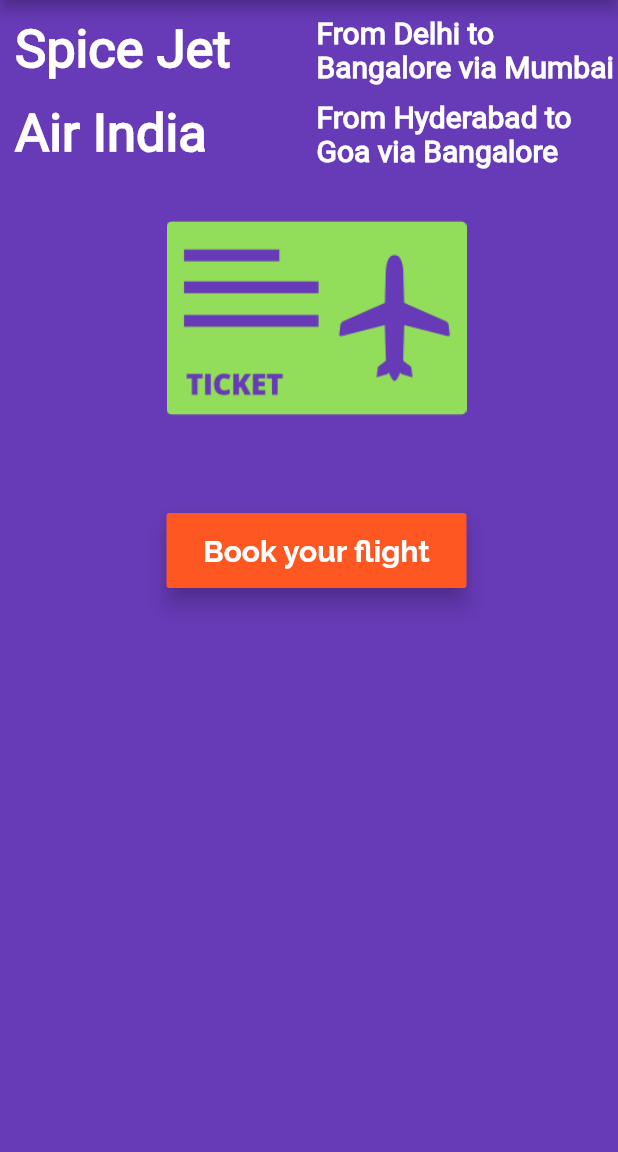
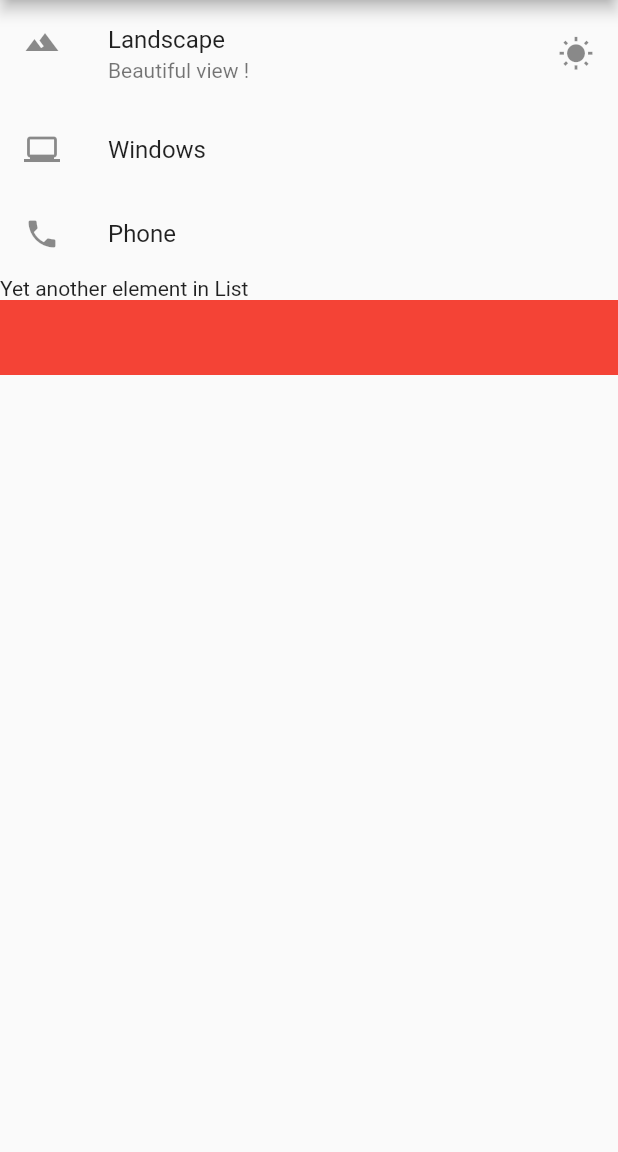
Before and after one commit to VijayGanganapalli/shriyank, a Flutter app: the screen it shows after launch, on a phone screen of 412 x 824 dp, the part 84-1236 px from its top. Run offline on Flutter 3.47's test engine with Material 2 defaults, Android fonts, the phone set to English and light mode, and no system bars; Roboto replaces fonts that are missing (Ralewway).

Commit message:
added listview

```diff
--- a/flutter_tutorial/lib/app_screens/home_screen.dart
+++ b/flutter_tutorial/lib/app_screens/home_screen.dart
@@ -1,5 +1,5 @@
 import 'package:flutter/material.dart';
-import './flight_book_screen.dart';
+import './list_view_screen.dart';
 
 class HomeScreen extends StatelessWidget {
   @override
@@ -8,7 +8,7 @@ class HomeScreen extends StatelessWidget {
       appBar: AppBar(
         title: Text("Flutter Tutorial"),
       ),
-      body: FlightBookScreen(),
+      body: ListViewScreen(),
     );
   }
 }
--- /dev/null
+++ b/flutter_tutorial/lib/app_screens/list_view_screen.dart
@@ -0,0 +1,31 @@
+import 'package:flutter/material.dart';
+
+class ListViewScreen extends StatelessWidget {
+  @override
+  Widget build(BuildContext context) {
+    return ListView(
+      children: <Widget>[
+        ListTile(
+          leading: Icon(Icons.landscape),
+          title: Text("Landscape"),
+          subtitle: Text("Beautiful view !"),
+          trailing: Icon(Icons.wb_sunny),
+          onTap: () => debugPrint("Landscape tapped !"),
+        ),
+        ListTile(
+          leading: Icon(Icons.laptop_windows),
+          title: Text("Windows"),
+        ),
+        ListTile(
+          leading: Icon(Icons.phone),
+          title: Text("Phone"),
+        ),
+        Text("Yet another element in List"),
+        Container(
+          color: Colors.red,
+          height: 50.0,
+        ),
+      ],
+    );
+  }
+}
```
